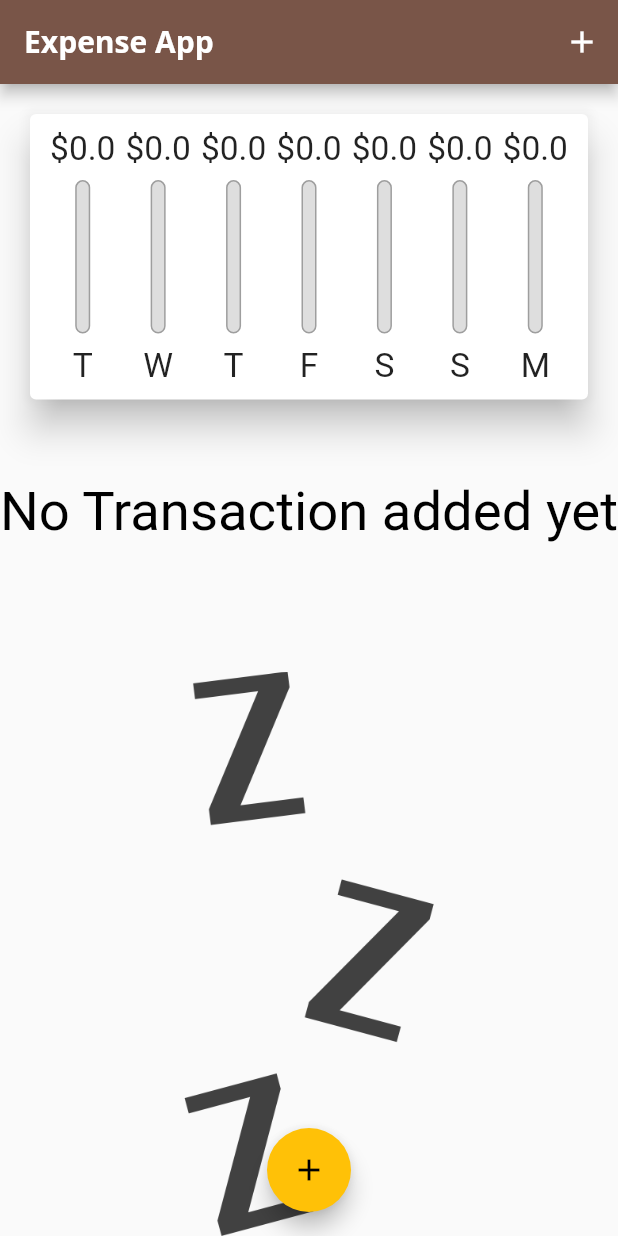
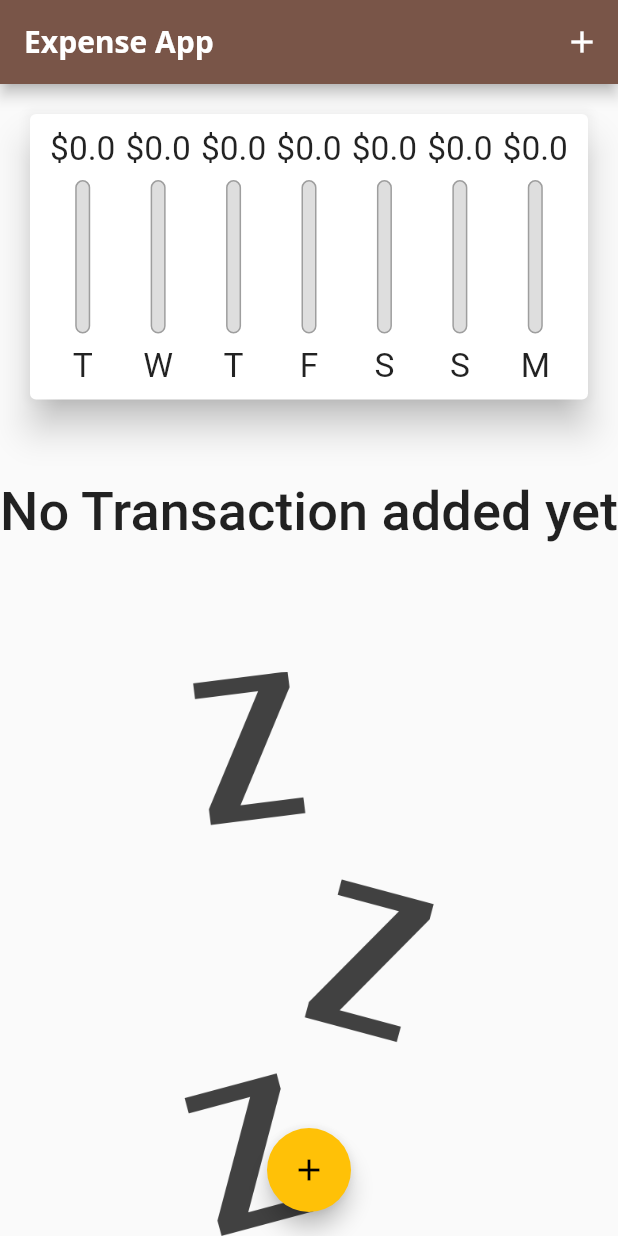
Before and after one commit to tareq453/expenss_app_udemy, a Flutter app: the screen it shows after launch, on a phone screen of 412 x 824 dp. Run offline on Flutter 3.47's test engine with Material 2 defaults, Android fonts, the light colour scheme and no system bars.

Commit message:
wrap up course.

```diff
--- a/lib/main.dart
+++ b/lib/main.dart
@@ -137,7 +137,8 @@ class _MyHomePageState extends State<MyHomePage> {
         height: deviceHeight * 0.7,
         child: TransactionList(_transactions, _deleteTransaction));
 
-    final appBody = SingleChildScrollView(
+    final appBody = SafeArea(
+        child: SingleChildScrollView(
       child: Column(
         crossAxisAlignment: CrossAxisAlignment.center,
         children: [
@@ -145,7 +146,7 @@ class _MyHomePageState extends State<MyHomePage> {
             Row(
               mainAxisAlignment: MainAxisAlignment.center,
               children: [
-                Text("Show chart!"),
+                Text("Show chart!",style: Theme.of(context).textTheme.bodyLarge),
                 Switch.adaptive(
                     activeColor: Theme.of(context).colorScheme.secondary,
                     value: _showChart,
@@ -168,11 +169,11 @@ class _MyHomePageState extends State<MyHomePage> {
                 : _transactionListWidget
         ],
       ),
-    );
+    ));
     return Platform.isIOS
         ? CupertinoPageScaffold(
+            navigationBar: appBar as ObstructingPreferredSizeWidget,
             child: appBody,
-            navigationBar: appBar as ObstructingPreferredSizeWidget,
           )
         : Scaffold(
             appBar: appBar,
--- a/lib/widget/transaction_list.dart
+++ b/lib/widget/transaction_list.dart
@@ -15,7 +15,13 @@ class TransactionList extends StatelessWidget {
         ? LayoutBuilder(builder: ((context, constraints) {
             return Column(
               children: [
-              Container(height: constraints.maxHeight * 0.2, child: FittedBox(child: Text("No Transaction added yet",style: TextStyle(color: Colors.black,),))),
+                Container(
+                    height: constraints.maxHeight * 0.2,
+                    child: FittedBox(
+                        child: Text(
+                      "No Transaction added yet",
+                      style: Theme.of(context).textTheme.bodyLarge,
+                    ))),
                 SizedBox(
                   height: constraints.maxHeight * 0.1,
                 ),
```
Lines whose indentation alone changed are shown as unchanged.
